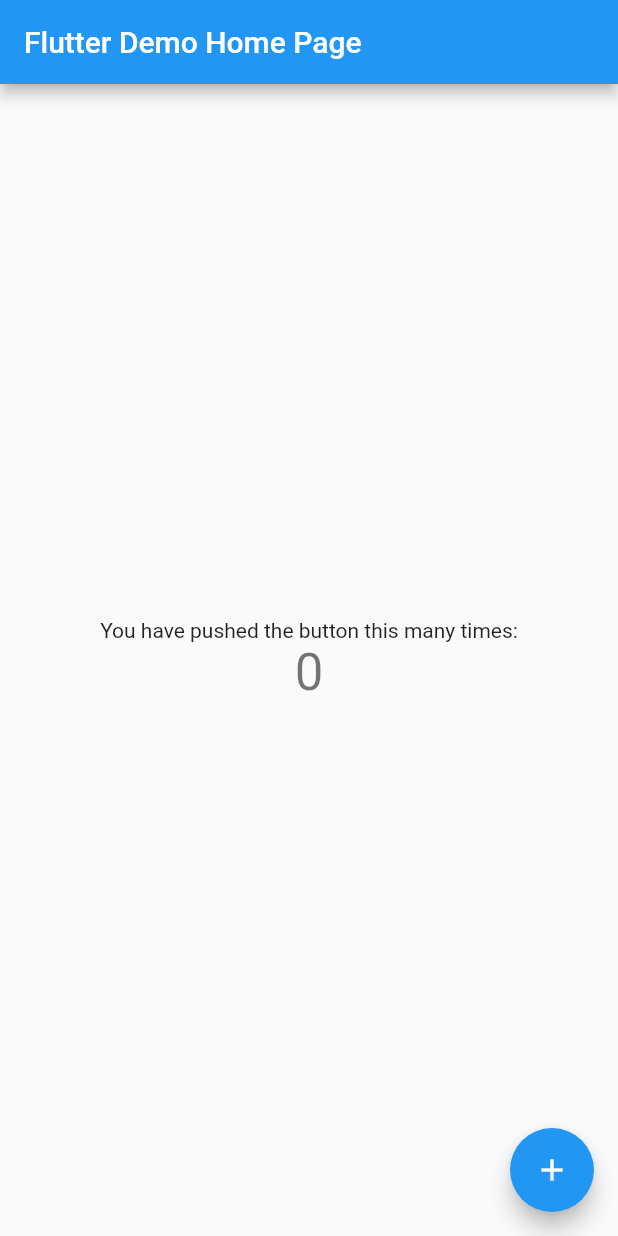
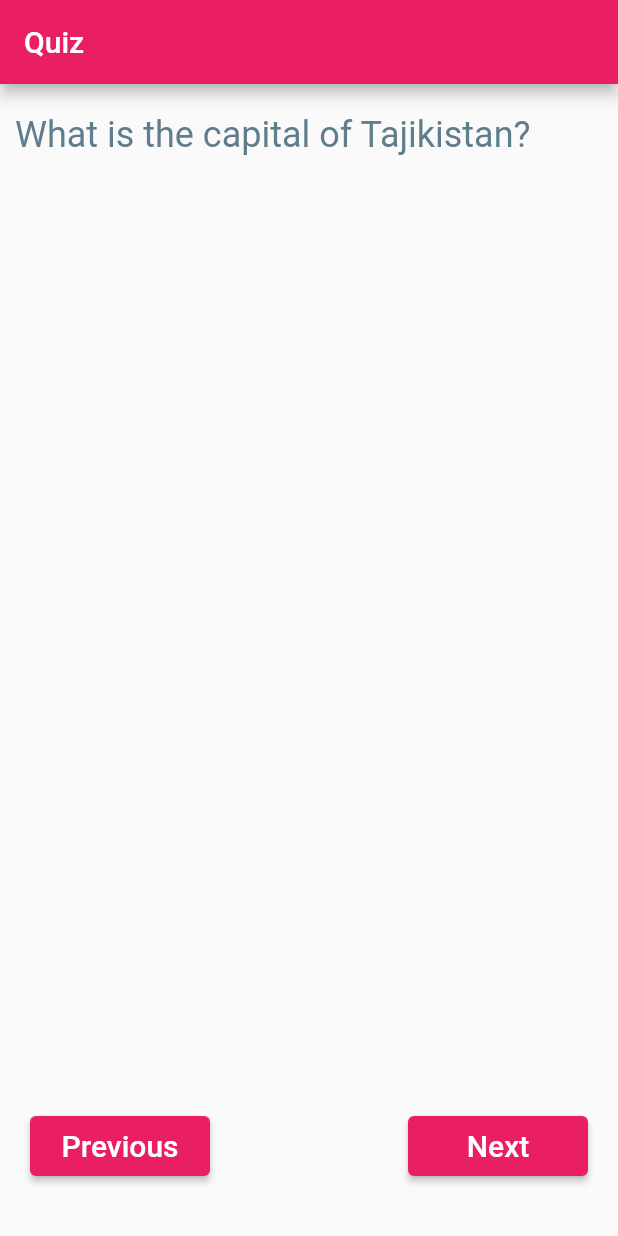
Before and after one commit to 8DietmarBarbarossa8/Quiz, a Flutter app: the screen it shows after launch, on a phone screen of 412 x 824 dp. Run offline on Flutter 3.47's test engine with Material 2 defaults, Android fonts, the phone set to English and light mode, and no system bars.

Commit message:
added: model, screens, tools a. o.

```diff
--- a/lib/main.dart
+++ b/lib/main.dart
@@ -1,115 +1,32 @@
 import 'package:flutter/material.dart';
+import 'package:flutter/services.dart';
+import 'package:quiz/tools/question_colors.dart';
+import 'package:quiz/screens/question_screen.dart';
 
 void main() {
+  WidgetsFlutterBinding.ensureInitialized();
+  SystemChrome.setPreferredOrientations([
+    DeviceOrientation.portraitUp,
+    DeviceOrientation.portraitDown,
+  ]);
+
   runApp(const MyApp());
 }
 
 class MyApp extends StatelessWidget {
   const MyApp({Key? key}) : super(key: key);
 
-  // This widget is the root of your application.
+  final String _appTitle = 'Quiz';
+
   @override
   Widget build(BuildContext context) {
     return MaterialApp(
-      title: 'Flutter Demo',
+      title: _appTitle,
+      debugShowCheckedModeBanner: false,
       theme: ThemeData(
-        // This is the theme of your application.
-        //
-        // Try running your application with "flutter run". You'll see the
-        // application has a blue toolbar. Then, without quitting the app, try
-        // changing the primarySwatch below to Colors.green and then invoke
-        // "hot reload" (press "r" in the console where you ran "flutter run",
-        // or simply save your changes to "hot reload" in a Flutter IDE).
-        // Notice that the counter didn't reset back to zero; the application
-        // is not restarted.
-        primarySwatch: Colors.blue,
+        primarySwatch: QuestionColors.random(),
       ),
-      home: const MyHomePage(title: 'Flutter Demo Home Page'),
+      home: MyHomePage(title: _appTitle),
     );
   }
 }
-
-class MyHomePage extends StatefulWidget {
-  const MyHomePage({Key? key, required this.title}) : super(key: key);
-
-  // This widget is the home page of your application. It is stateful, meaning
-  // that it has a State object (defined below) that contains fields that affect
-  // how it looks.
-
-  // This class is the configuration for the state. It holds the values (in this
-  // case the title) provided by the parent (in this case the App widget) and
-  // used by the build method of the State. Fields in a Widget subclass are
-  // always marked "final".
-
-  final String title;
-
-  @override
-  State<MyHomePage> createState() => _MyHomePageState();
-}
-
-class _MyHomePageState extends State<MyHomePage> {
-  int _counter = 0;
-
-  void _incrementCounter() {
-    setState(() {
-      // This call to setState tells the Flutter framework that something has
-      // changed in this State, which causes it to rerun the build method below
-      // so that the display can reflect the updated values. If we changed
-      // _counter without calling setState(), then the build method would not be
-      // called again, and so nothing would appear to happen.
-      _counter++;
-    });
-  }
-
-  @override
-  Widget build(BuildContext context) {
-    // This method is rerun every time setState is called, for instance as done
-    // by the _incrementCounter method above.
-    //
-    // The Flutter framework has been optimized to make rerunning build methods
-    // fast, so that you can just rebuild anything that needs updating rather
-    // than having to individually change instances of widgets.
-    return Scaffold(
-      appBar: AppBar(
-        // Here we take the value from the MyHomePage object that was created by
-        // the App.build method, and use it to set our appbar title.
-        title: Text(widget.title),
-      ),
-      body: Center(
-        // Center is a layout widget. It takes a single child and positions it
-        // in the middle of the parent.
-        child: Column(
-          // Column is also a layout widget. It takes a list of children and
-          // arranges them vertically. By default, it sizes itself to fit its
-          // children horizontally, and tries to be as tall as its parent.
-          //
-          // Invoke "debug painting" (press "p" in the console, choose the
-          // "Toggle Debug Paint" action from the Flutter Inspector in Android
-          // Studio, or the "Toggle Debug Paint" command in Visual Studio Code)
-          // to see the wireframe for each widget.
-          //
-          // Column has various properties to control how it sizes itself and
-          // how it positions its children. Here we use mainAxisAlignment to
-          // center the children vertically; the main axis here is the vertical
-          // axis because Columns are vertical (the cross axis would be
-          // horizontal).
-          mainAxisAlignment: MainAxisAlignment.center,
-          children: <Widget>[
-            const Text(
-              'You have pushed the button this many times:',
-            ),
-            Text(
-              '$_counter',
-              style: Theme.of(context).textTheme.headline4,
-            ),
-          ],
-        ),
-      ),
-      floatingActionButton: FloatingActionButton(
-        onPressed: _incrementCounter,
-        tooltip: 'Increment',
-        child: const Icon(Icons.add),
-      ), // This trailing comma makes auto-formatting nicer for build methods.
-    );
-  }
-}
--- /dev/null
+++ b/lib/model/quiz.dart
@@ -0,0 +1,76 @@
+class Quiz {
+  final String question;
+  final List<String> answers;
+  final int rightAnswerNumber;
+  String get rightAnswer => answers[rightAnswerNumber - 1];
+  String userAnswer = '';
+
+  Quiz(
+      {required this.question,
+      required this.answers,
+      required this.rightAnswerNumber});
+}
+
+List<Quiz> quizList = [
+  Quiz(
+    question: 'What is the capital of Tajikistan?',
+    answers: [
+      'Berlin',
+      'Dushanbe',
+      'Bishkek',
+      'Cabul',
+      'Tashkent',
+      'Astana',
+      'Ashgabat'
+    ],
+    rightAnswerNumber: 2,
+  ),
+  Quiz(
+    question: 'In which country was born company "Peugeot"?',
+    answers: [
+      'Germany',
+      'Korea',
+      'Japan',
+      'Russia',
+      'France',
+    ],
+    rightAnswerNumber: 5,
+  ),
+  Quiz(
+    question: 'What modern name of Persia?',
+    answers: [
+      'Iran',
+      'Ayran',
+      'Iraq',
+      'Tajikistan',
+      'Afghanistan',
+    ],
+    rightAnswerNumber: 1,
+  ),
+  Quiz(
+    question: 'What year did Dart language appear?',
+    answers: [
+      '2022',
+      '2014',
+      '2008',
+      '2011',
+      '2010',
+      '2009',
+      '2013',
+      '1995',
+      '1992',
+    ],
+    rightAnswerNumber: 4,
+  ),
+  Quiz(
+    question: 'Which math formula for triangle square is correct?',
+    answers: [
+      's = a * b',
+      's = a * b * c',
+      's = a * h * 0.5',
+      's = a * h / 3',
+      's = (a + b + c) / 3',
+    ],
+    rightAnswerNumber: 3,
+  ),
+];
--- /dev/null
+++ b/lib/screens/question_screen.dart
@@ -0,0 +1,78 @@
+import 'package:flutter/material.dart';
+import 'package:quiz/model/quiz.dart';
+
+class MyHomePage extends StatefulWidget {
+  const MyHomePage({Key? key, required this.title}) : super(key: key);
+
+  final String title;
+
+  @override
+  State<MyHomePage> createState() => _MyHomePageState();
+}
+
+class _MyHomePageState extends State<MyHomePage> {
+  bool _enablePre = false;
+  bool _enableNext = false;
+  int _currentQuestionIndex = 0;
+
+  @override
+  Widget build(BuildContext context) {
+    return Scaffold(
+      appBar: AppBar(
+        title: Text(widget.title),
+      ),
+      body: Column(
+        mainAxisAlignment: MainAxisAlignment.spaceBetween,
+        crossAxisAlignment: CrossAxisAlignment.start,
+        children: [
+          Container(
+            padding: const EdgeInsets.only(left: 10, top: 20),
+            child: Text(
+              quizList[_currentQuestionIndex].question,
+              style: const TextStyle(
+                fontSize: 24,
+                color: Colors.blueGrey,
+              ),
+            ),
+          ),
+          Row(
+            mainAxisAlignment: MainAxisAlignment.spaceBetween,
+            children: [
+              _navButton('Previous', !_enablePre ? () => _previous() : null),
+              _navButton('Next', !_enableNext ? () => _next() : null),
+            ],
+          ),
+        ],
+      ),
+    );
+  }
+
+  void _previous() {
+    if (_currentQuestionIndex < 1) return;
+    setState(() {
+      _currentQuestionIndex--;
+    });
+  }
+
+  void _next() {
+    if (_currentQuestionIndex >= quizList.length - 1) return;
+    setState(() {
+      _currentQuestionIndex++;
+    });
+  }
+
+  Container _navButton(String text, Function? function) {
+    return Container(
+      margin: const EdgeInsets.fromLTRB(20, 0, 20, 40),
+      width: 120,
+      height: 40,
+      child: ElevatedButton(
+        onPressed: function != null ? () => function() : null,
+        child: Text(
+          text,
+          style: const TextStyle(fontSize: 20),
+        ),
+      ),
+    );
+  }
+}
--- /dev/null
+++ b/lib/tools/question_colors.dart
@@ -0,0 +1,25 @@
+import 'dart:math';
+
+import 'package:flutter/material.dart';
+
+class QuestionColors {
+  static final List<MaterialColor> _colors = [
+    Colors.red,
+    Colors.orange,
+    Colors.yellow,
+    Colors.green,
+    Colors.blue,
+    Colors.indigo,
+    Colors.purple,
+    Colors.cyan,
+    Colors.grey,
+    Colors.pink,
+    Colors.blueGrey,
+    Colors.lime,
+    Colors.teal,
+  ];
+
+  static final Random _random = Random();
+
+  static MaterialColor random() => _colors[_random.nextInt(_colors.length)];
+}
```
